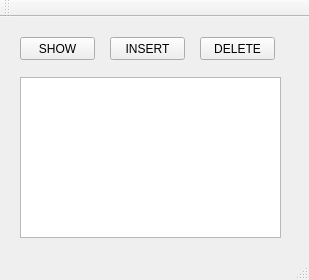
Before: the Qt Designer form DB_project test/DB/mainwindow.ui in DarkRaven987/Cursovaya_OOP, drawn with Qt 5.
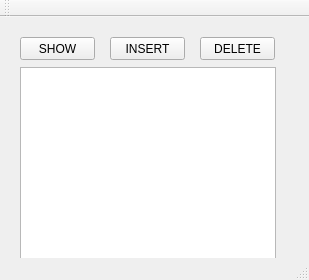
After: the same form once the commit is applied.

What changed in the file:
```diff
--- a/DB_project test/DB/mainwindow.ui
+++ b/DB_project test/DB/mainwindow.ui
@@ -27,16 +27,6 @@
      <string>SHOW</string>
     </property>
    </widget>
-   <widget class="QTextEdit" name="textEdit">
-    <property name="geometry">
-     <rect>
-      <x>20</x>
-      <y>60</y>
-      <width>261</width>
-      <height>161</height>
-     </rect>
-    </property>
-   </widget>
    <widget class="QPushButton" name="pushButton_2">
     <property name="geometry">
      <rect>
@@ -63,6 +53,16 @@
      <string>DELETE</string>
     </property>
    </widget>
+   <widget class="QTableView" name="tableView">
+    <property name="geometry">
+     <rect>
+      <x>20</x>
+      <y>50</y>
+      <width>256</width>
+      <height>192</height>
+     </rect>
+    </property>
+   </widget>
   </widget>
   <widget class="QToolBar" name="mainToolBar">
    <attribute name="toolBarArea">
```
